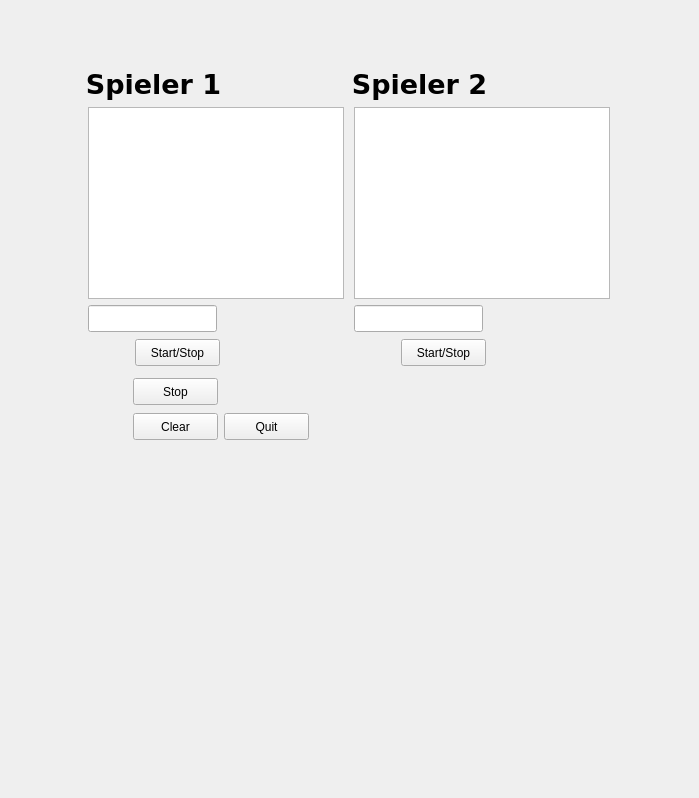
The window that schachuhr.ui (marou/ChessClock) describes before a commit, drawn with Qt 5.
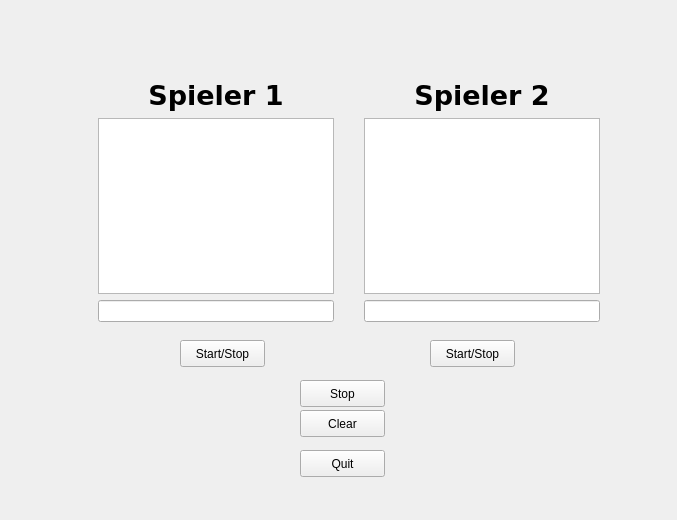
The same window after the commit.

What changed in the file:
```diff
--- a/schachuhr.ui
+++ b/schachuhr.ui
@@ -6,8 +6,8 @@
    <rect>
     <x>0</x>
     <y>0</y>
-    <width>699</width>
-    <height>798</height>
+    <width>677</width>
+    <height>520</height>
    </rect>
   </property>
   <property name="windowTitle">
@@ -17,8 +17,8 @@
    <widget class="QPushButton" name="clearButton">
     <property name="geometry">
      <rect>
-      <x>133</x>
-      <y>413</y>
+      <x>300</x>
+      <y>410</y>
       <width>85</width>
       <height>27</height>
      </rect>
@@ -30,8 +30,8 @@
    <widget class="QPushButton" name="quitButton">
     <property name="geometry">
      <rect>
-      <x>224</x>
-      <y>413</y>
+      <x>300</x>
+      <y>450</y>
       <width>85</width>
       <height>27</height>
      </rect>
@@ -40,55 +40,11 @@
      <string>Quit</string>
     </property>
    </widget>
-   <widget class="QLabel" name="labelplayer2">
-    <property name="geometry">
-     <rect>
-      <x>353</x>
-      <y>68</y>
-      <width>133</width>
-      <height>32</height>
-     </rect>
-    </property>
-    <property name="font">
-     <font>
-      <family>DejaVu Sans</family>
-      <pointsize>20</pointsize>
-      <weight>75</weight>
-      <bold>true</bold>
-     </font>
-    </property>
-    <property name="text">
-     <string>Spieler 2</string>
-    </property>
-    <property name="alignment">
-     <set>Qt::AlignCenter</set>
-    </property>
-   </widget>
-   <widget class="QPlainTextEdit" name="ausgabe2">
-    <property name="geometry">
-     <rect>
-      <x>354</x>
-      <y>107</y>
-      <width>256</width>
-      <height>192</height>
-     </rect>
-    </property>
-   </widget>
-   <widget class="QLineEdit" name="sumedit2">
-    <property name="geometry">
-     <rect>
-      <x>354</x>
-      <y>305</y>
-      <width>129</width>
-      <height>27</height>
-     </rect>
-    </property>
-   </widget>
    <widget class="QPushButton" name="stopButton">
     <property name="geometry">
      <rect>
-      <x>133</x>
-      <y>378</y>
+      <x>300</x>
+      <y>380</y>
       <width>85</width>
       <height>27</height>
      </rect>
@@ -100,8 +56,8 @@
    <widget class="QPushButton" name="player2Button">
     <property name="geometry">
      <rect>
-      <x>401</x>
-      <y>339</y>
+      <x>430</x>
+      <y>340</y>
       <width>85</width>
       <height>27</height>
      </rect>
@@ -110,15 +66,31 @@
      <string>Start/Stop</string>
     </property>
    </widget>
-   <widget class="QLabel" name="labelplayer1">
+   <widget class="QPushButton" name="player1Button">
+    <property name="geometry">
+     <rect>
+      <x>180</x>
+      <y>340</y>
+      <width>85</width>
+      <height>27</height>
+     </rect>
+    </property>
+    <property name="text">
+     <string>Start/Stop</string>
+    </property>
+   </widget>
+   <widget class="QWidget" name="">
     <property name="geometry">
      <rect>
       <x>87</x>
       <y>68</y>
-      <width>133</width>
-      <height>32</height>
+      <width>258</width>
+      <height>265</height>
      </rect>
     </property>
+    <layout class="QVBoxLayout" name="verticalLayout">
+     <item>
+      <widget class="QLabel" name="labelplayer1">
     <property name="font">
      <font>
       <family>DejaVu Sans</family>
@@ -137,38 +109,50 @@
      <set>Qt::AlignCenter</set>
     </property>
    </widget>
-   <widget class="QPlainTextEdit" name="ausgabe1">
-    <property name="geometry">
-     <rect>
-      <x>88</x>
-      <y>107</y>
-      <width>256</width>
-      <height>192</height>
-     </rect>
-    </property>
+     </item>
+     <item>
+      <widget class="QPlainTextEdit" name="ausgabe1"/>
+     </item>
+     <item>
+      <widget class="QLineEdit" name="sumedit1"/>
+     </item>
+    </layout>
    </widget>
-   <widget class="QLineEdit" name="sumedit1">
+   <widget class="QWidget" name="">
     <property name="geometry">
      <rect>
-      <x>88</x>
-      <y>305</y>
-      <width>129</width>
-      <height>27</height>
+      <x>353</x>
+      <y>68</y>
+      <width>258</width>
+      <height>265</height>
      </rect>
     </property>
-   </widget>
-   <widget class="QPushButton" name="player1Button">
-    <property name="geometry">
-     <rect>
-      <x>135</x>
-      <y>339</y>
-      <width>85</width>
-      <height>27</height>
-     </rect>
+    <layout class="QVBoxLayout" name="verticalLayout_2">
+     <item>
+      <widget class="QLabel" name="labelplayer2">
+       <property name="font">
+        <font>
+         <family>DejaVu Sans</family>
+         <pointsize>20</pointsize>
+         <weight>75</weight>
+         <bold>true</bold>
+        </font>
     </property>
     <property name="text">
-     <string>Start/Stop</string>
-    </property>
+        <string>Spieler 2</string>
+       </property>
+       <property name="alignment">
+        <set>Qt::AlignCenter</set>
+       </property>
+      </widget>
+     </item>
+     <item>
+      <widget class="QPlainTextEdit" name="ausgabe2"/>
+     </item>
+     <item>
+      <widget class="QLineEdit" name="sumedit2"/>
+     </item>
+    </layout>
    </widget>
   </widget>
  </widget>
```
Lines whose indentation alone changed are shown as unchanged.
